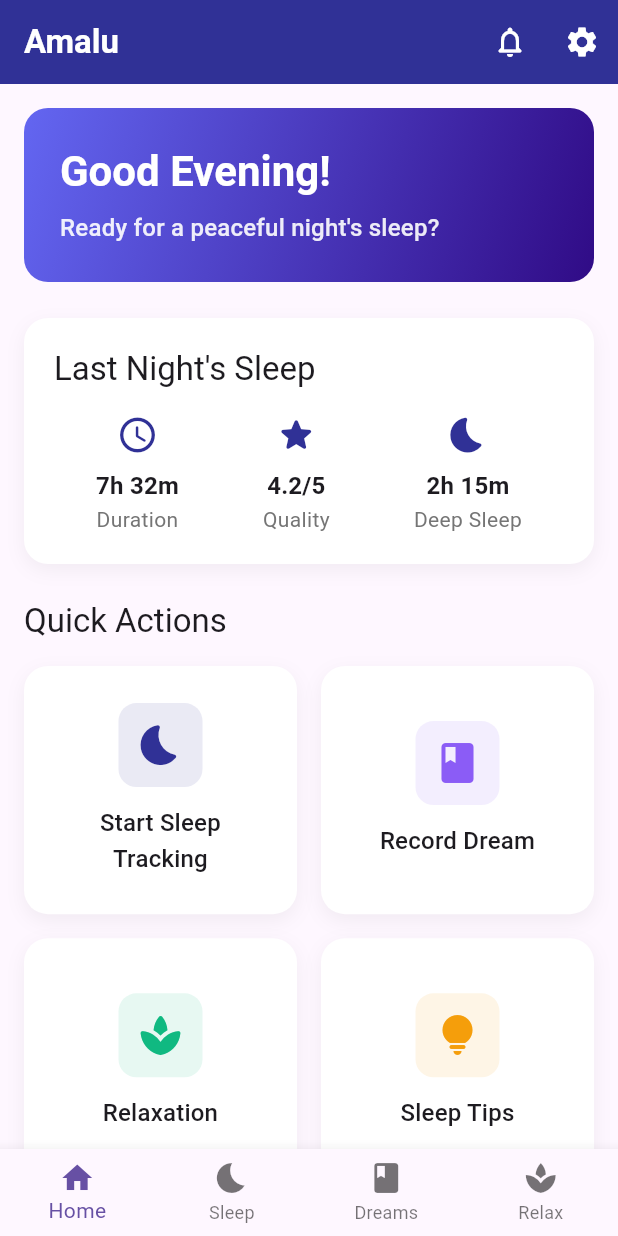
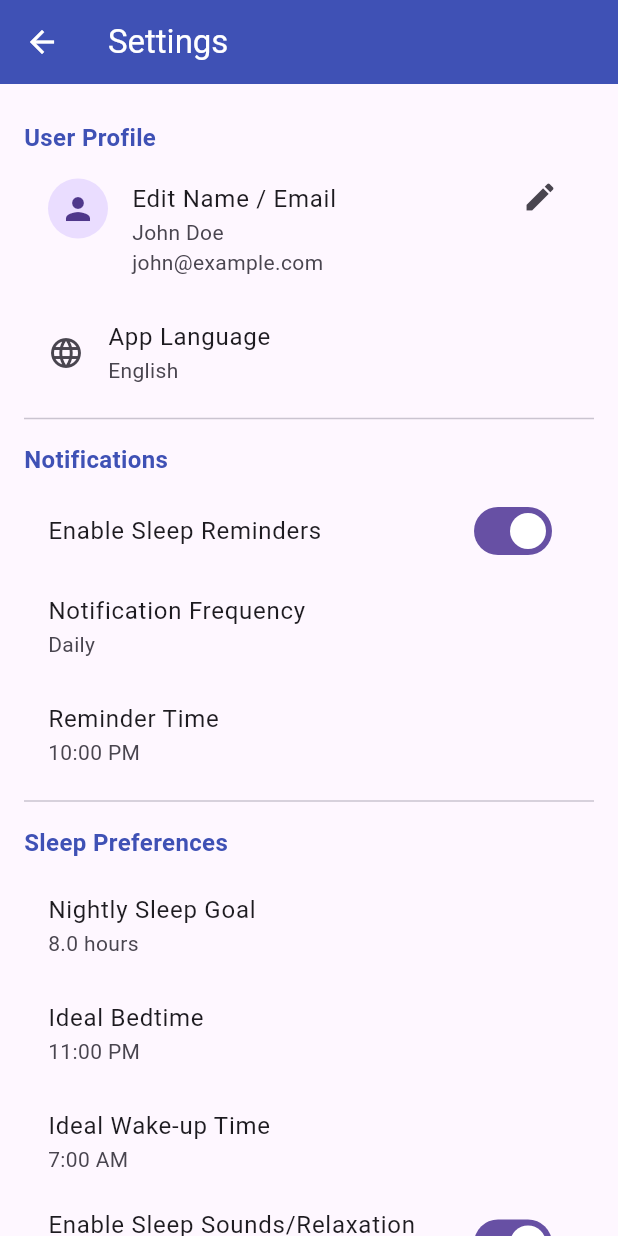
Before and after one commit to admanehoussem/sleep_app_02, a Flutter app: the screen it shows after launch, after a tap on "Sign Up", after a tap on the "settings" icon, on a phone screen of 412 x 824 dp. Run offline on Flutter 3.47's test engine with Material 3 defaults, Android fonts, the light colour scheme and no system bars; our stand-ins replace firebase_core, google_fonts; accounts and stored records are empty.

Commit message:
adding setting

```diff
--- a/lib/main.dart
+++ b/lib/main.dart
@@ -9,12 +9,23 @@ import 'package:firebase_core/firebase_core.dart';
 
 void main() async {
   WidgetsFlutterBinding.ensureInitialized();
-  try {
-    await Firebase.initializeApp();
-  } catch (e) {
-    debugPrint('Firebase initialization failed: $e');
-    // Continue without Firebase for now
-  }
+
+  // Temporarily disabled Firebase for testing
+  // try {
+  //   await Firebase.initializeApp(
+  //     options: const FirebaseOptions(
+  //       apiKey: "your-api-key",
+  //       appId: "your-app-id",
+  //       messagingSenderId: "your-sender-id",
+  //       projectId: "your-project-id",
+  //     ),
+  //   );
+  //   debugPrint('Firebase initialized successfully');
+  // } catch (e) {
+  //   debugPrint('Firebase initialization failed: $e');
+  //   // Continue without Firebase for now
+  // }
+
   runApp(const SleepWellnessApp());
 }
 
--- a/lib/screens/home_screen.dart
+++ b/lib/screens/home_screen.dart
@@ -4,6 +4,7 @@ import 'dream_journal_screen.dart';
 import 'relaxation_screen.dart';
 import 'sleep_tips_screen.dart';
 import '../theme/app_theme.dart';
+import 'settings_screen.dart';
 
 class HomeScreen extends StatelessWidget {
   const HomeScreen({super.key});
@@ -27,7 +28,12 @@ class HomeScreen extends StatelessWidget {
           ),
           IconButton(
             icon: const Icon(Icons.settings, color: Colors.white),
-            onPressed: () {},
+            onPressed: () {
+              Navigator.push(
+                context,
+                MaterialPageRoute(builder: (context) => const SettingsScreen()),
+              );
+            },
           ),
         ],
         backgroundColor: AppTheme.primaryColor,
--- /dev/null
+++ b/lib/screens/settings_screen.dart
@@ -0,0 +1,363 @@
+import 'package:flutter/material.dart';
+
+class SettingsScreen extends StatefulWidget {
+  const SettingsScreen({super.key});
+
+  @override
+  State<SettingsScreen> createState() => _SettingsScreenState();
+}
+
+class _SettingsScreenState extends State<SettingsScreen> {
+  bool _sleepReminders = true;
+  bool _dailyJournalReminder = false;
+  bool _sleepSounds = true;
+  bool _darkMode = false;
+  String _language = 'English';
+  String _notificationFrequency = 'Daily';
+  TimeOfDay _reminderTime = const TimeOfDay(hour: 22, minute: 0);
+  double _sleepGoal = 8.0;
+  TimeOfDay _bedtime = const TimeOfDay(hour: 23, minute: 0);
+  TimeOfDay _wakeTime = const TimeOfDay(hour: 7, minute: 0);
+  String _journalFormat = 'Text';
+
+  @override
+  Widget build(BuildContext context) {
+    return Scaffold(
+      appBar: AppBar(
+        title: const Text('Settings'),
+        backgroundColor: Colors.indigo,
+        foregroundColor: Colors.white,
+      ),
+      body: ListView(
+        padding: const EdgeInsets.all(16),
+        children: [
+          // User Profile
+          _sectionTitle('User Profile'),
+          ListTile(
+            leading: const CircleAvatar(child: Icon(Icons.person)),
+            title: const Text('Edit Name / Email'),
+            subtitle: const Text('John Doe\njohn@example.com'),
+            isThreeLine: true,
+            trailing: const Icon(Icons.edit),
+            onTap: () => _showEditProfileDialog(),
+          ),
+          ListTile(
+            leading: const Icon(Icons.language),
+            title: const Text('App Language'),
+            subtitle: Text(_language),
+            onTap: () => _showLanguageDialog(),
+          ),
+          const Divider(),
+
+          // Notifications
+          _sectionTitle('Notifications'),
+          SwitchListTile(
+            title: const Text('Enable Sleep Reminders'),
+            value: _sleepReminders,
+            onChanged: (val) => setState(() => _sleepReminders = val),
+          ),
+          ListTile(
+            title: const Text('Notification Frequency'),
+            subtitle: Text(_notificationFrequency),
+            onTap: () => _showFrequencyDialog(),
+          ),
+          ListTile(
+            title: const Text('Reminder Time'),
+            subtitle: Text(_reminderTime.format(context)),
+            onTap: () => _pickTime(context, _reminderTime,
+                (t) => setState(() => _reminderTime = t)),
+          ),
+          const Divider(),
+
+          // Sleep Preferences
+          _sectionTitle('Sleep Preferences'),
+          ListTile(
+            title: const Text('Nightly Sleep Goal'),
+            subtitle: Text('${_sleepGoal.toStringAsFixed(1)} hours'),
+            onTap: () => _showSleepGoalDialog(),
+          ),
+          ListTile(
+            title: const Text('Ideal Bedtime'),
+            subtitle: Text(_bedtime.format(context)),
+            onTap: () => _pickTime(
+                context, _bedtime, (t) => setState(() => _bedtime = t)),
+          ),
+          ListTile(
+            title: const Text('Ideal Wake-up Time'),
+            subtitle: Text(_wakeTime.format(context)),
+            onTap: () => _pickTime(
+                context, _wakeTime, (t) => setState(() => _wakeTime = t)),
+          ),
+          SwitchListTile(
+            title: const Text('Enable Sleep Sounds/Relaxation Audio'),
+            value: _sleepSounds,
+            onChanged: (val) => setState(() => _sleepSounds = val),
+          ),
+          const Divider(),
+
+          // Dream Journal
+          _sectionTitle('Dream Journal'),
+          SwitchListTile(
+            title: const Text('Enable Daily Journal Reminder'),
+            value: _dailyJournalReminder,
+            onChanged: (val) => setState(() => _dailyJournalReminder = val),
+          ),
+          ListTile(
+            title: const Text('Input Format'),
+            subtitle: Text(_journalFormat),
+            onTap: () => _showJournalFormatDialog(),
+          ),
+          const Divider(),
+
+          // Appearance
+          _sectionTitle('Appearance'),
+          SwitchListTile(
+            title: const Text('Dark Mode'),
+            value: _darkMode,
+            onChanged: (val) => setState(() => _darkMode = val),
+          ),
+          const Divider(),
+
+          // Privacy & Security
+          _sectionTitle('Privacy & Security'),
+          ListTile(
+            title: const Text('Manage Saved Data'),
+            leading: const Icon(Icons.cloud),
+            onTap: () {},
+          ),
+          ListTile(
+            title: const Text('Delete Account / Personal Data'),
+            leading: const Icon(Icons.delete_forever, color: Colors.red),
+            onTap: () => _showDeleteAccountDialog(),
+          ),
+          ListTile(
+            title: const Text('Log Out'),
+            leading: const Icon(Icons.logout),
+            onTap: () => _showLogoutDialog(),
+          ),
+          const Divider(),
+
+          // About
+          _sectionTitle('About'),
+          ListTile(
+            title: const Text('App Version'),
+            subtitle: const Text('1.0.0'),
+            leading: const Icon(Icons.info_outline),
+          ),
+          ListTile(
+            title: const Text('Developer Credits'),
+            subtitle: const Text('Developed by AMALU'),
+            leading: const Icon(Icons.code),
+          ),
+          ListTile(
+            title: const Text('Contact Support'),
+            leading: const Icon(Icons.support_agent),
+            onTap: () {},
+          ),
+          ListTile(
+            title: const Text('Privacy Policy'),
+            leading: const Icon(Icons.privacy_tip),
+            onTap: () {},
+          ),
+        ],
+      ),
+    );
+  }
+
+  Widget _sectionTitle(String title) {
+    return Padding(
+      padding: const EdgeInsets.symmetric(vertical: 8.0),
+      child: Text(
+        title,
+        style: const TextStyle(
+            fontSize: 16, fontWeight: FontWeight.bold, color: Colors.indigo),
+      ),
+    );
+  }
+
+  void _showEditProfileDialog() {
+    showDialog(
+      context: context,
+      builder: (context) => AlertDialog(
+        title: const Text('Edit Profile'),
+        content: const Text('Profile editing UI goes here.'),
+        actions: [
+          TextButton(
+              onPressed: () => Navigator.pop(context),
+              child: const Text('Close'))
+        ],
+      ),
+    );
+  }
+
+  void _showLanguageDialog() {
+    showDialog(
+      context: context,
+      builder: (context) => SimpleDialog(
+        title: const Text('Select Language'),
+        children: [
+          SimpleDialogOption(
+              child: const Text('English'),
+              onPressed: () {
+                setState(() => _language = 'English');
+                Navigator.pop(context);
+              }),
+          SimpleDialogOption(
+              child: const Text('French'),
+              onPressed: () {
+                setState(() => _language = 'French');
+                Navigator.pop(context);
+              }),
+          SimpleDialogOption(
+              child: const Text('arabic'),
+              onPressed: () {
+                setState(() => _language = 'arabic');
+                Navigator.pop(context);
+              }),
+        ],
+      ),
+    );
+  }
+
+  void _showFrequencyDialog() {
+    showDialog(
+      context: context,
+      builder: (context) => SimpleDialog(
+        title: const Text('Notification Frequency'),
+        children: [
+          SimpleDialogOption(
+              child: const Text('Daily'),
+              onPressed: () {
+                setState(() => _notificationFrequency = 'Daily');
+                Navigator.pop(context);
+              }),
+          SimpleDialogOption(
+              child: const Text('Weekly'),
+              onPressed: () {
+                setState(() => _notificationFrequency = 'Weekly');
+                Navigator.pop(context);
+              }),
+          SimpleDialogOption(
+              child: const Text('Off'),
+              onPressed: () {
+                setState(() => _notificationFrequency = 'Off');
+                Navigator.pop(context);
+              }),
+        ],
+      ),
+    );
+  }
+
+  void _showSleepGoalDialog() {
+    double tempGoal = _sleepGoal;
+    showDialog(
+      context: context,
+      builder: (context) => AlertDialog(
+        title: const Text('Set Sleep Goal'),
+        content: StatefulBuilder(
+          builder: (context, setState) => Column(
+            mainAxisSize: MainAxisSize.min,
+            children: [
+              Slider(
+                value: tempGoal,
+                min: 4,
+                max: 12,
+                divisions: 16,
+                label: '${tempGoal.toStringAsFixed(1)} h',
+                onChanged: (v) => setState(() => tempGoal = v),
+              ),
+              Text('${tempGoal.toStringAsFixed(1)} hours'),
+            ],
+          ),
+        ),
+        actions: [
+          TextButton(
+              onPressed: () => Navigator.pop(context),
+              child: const Text('Cancel')),
+          TextButton(
+              onPressed: () {
+                setState(() => _sleepGoal = tempGoal);
+                Navigator.pop(context);
+              },
+              child: const Text('Save')),
+        ],
+      ),
+    );
+  }
+
+  void _pickTime(BuildContext context, TimeOfDay initial,
+      ValueChanged<TimeOfDay> onPicked) async {
+    final picked = await showTimePicker(context: context, initialTime: initial);
+    if (picked != null) onPicked(picked);
+  }
+
+  void _showJournalFormatDialog() {
+    showDialog(
+      context: context,
+      builder: (context) => SimpleDialog(
+        title: const Text('Input Format'),
+        children: [
+          SimpleDialogOption(
+              child: const Text('Text'),
+              onPressed: () {
+                setState(() => _journalFormat = 'Text');
+                Navigator.pop(context);
+              }),
+          SimpleDialogOption(
+              child: const Text('Scale'),
+              onPressed: () {
+                setState(() => _journalFormat = 'Scale');
+                Navigator.pop(context);
+              }),
+          SimpleDialogOption(
+              child: const Text('Emojis'),
+              onPressed: () {
+                setState(() => _journalFormat = 'Emojis');
+                Navigator.pop(context);
+              }),
+        ],
+      ),
+    );
+  }
+
+  void _showDeleteAccountDialog() {
+    showDialog(
+      context: context,
+      builder: (context) => AlertDialog(
+        title: const Text('Delete Account'),
+        content: const Text(
+            'Are you sure you want to delete your account? This action cannot be undone.'),
+        actions: [
+          TextButton(
+              onPressed: () => Navigator.pop(context),
+              child: const Text('Cancel')),
+          TextButton(
+              onPressed: () {
+                Navigator.pop(context); /* TODO: Implement delete logic */
+              },
+              child: const Text('Delete', style: TextStyle(color: Colors.red))),
+        ],
+      ),
+    );
+  }
+
+  void _showLogoutDialog() {
+    showDialog(
+      context: context,
+      builder: (context) => AlertDialog(
+        title: const Text('Log Out'),
+        content: const Text('Are you sure you want to log out?'),
+        actions: [
+          TextButton(
+              onPressed: () => Navigator.pop(context),
+              child: const Text('Cancel')),
+          TextButton(
+              onPressed: () {
+                Navigator.pop(context); /* TODO: Implement logout logic */
+              },
+              child: const Text('Log Out')),
+        ],
+      ),
+    );
+  }
+}
```
